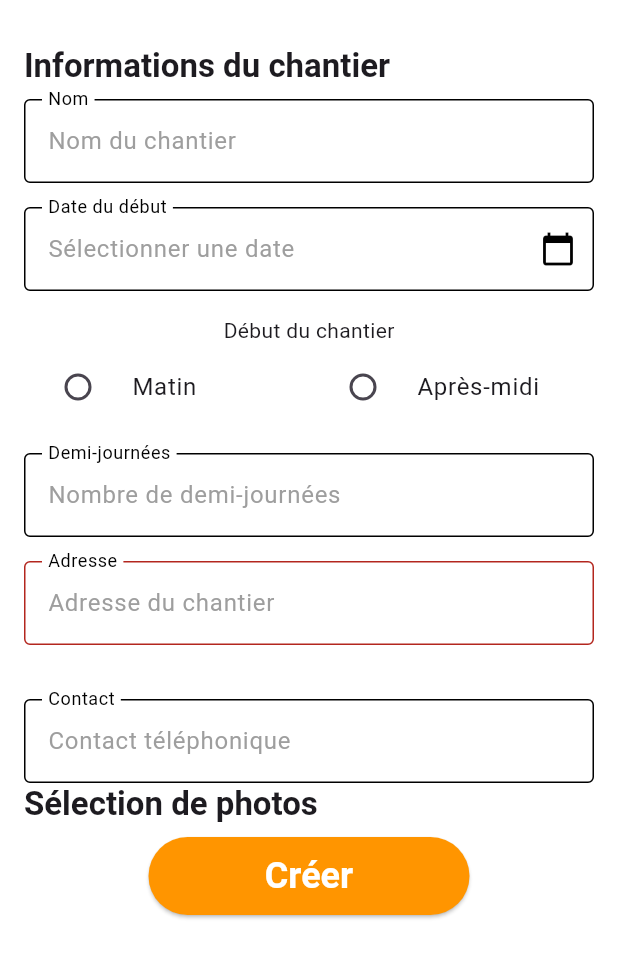
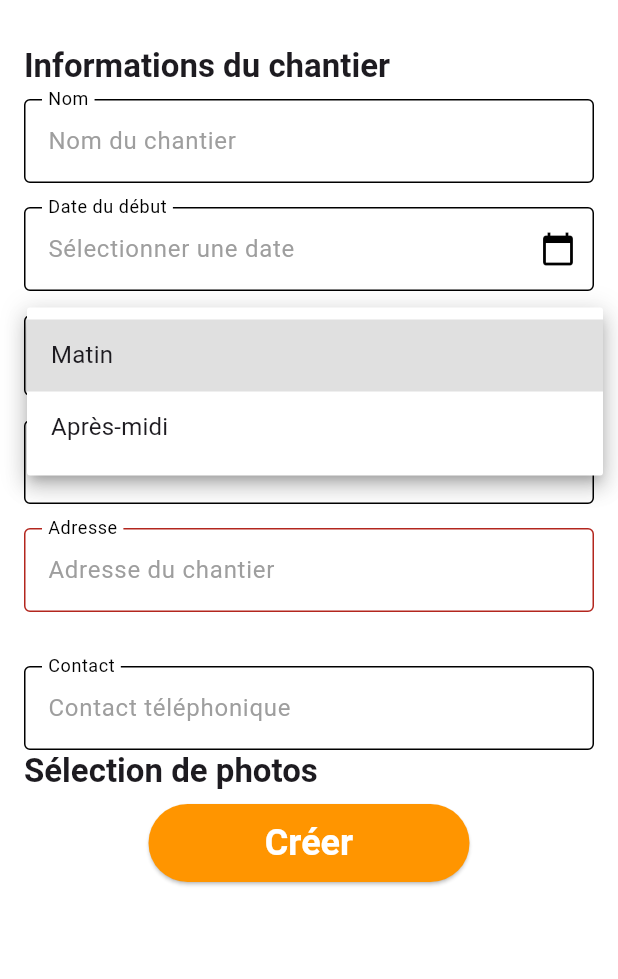
Before and after one commit to MATGILL/Chantier-Plus, a Flutter app: the NewConstructionSitePage screen opened directly, after a tap on "Matin", on a phone screen of 412 x 824 dp, the part 63-1042 px from its top. Run offline on Flutter 3.47's test engine with Material 3 defaults, Android fonts, the phone set to English and light mode, and no system bars; our stand-ins replace cloud_firestore, dotted_border, equatable, firebase_auth, firebase_core, firebase_storage and 3 more; accounts and stored records are empty.

Commit message:
:poop: feat : sélection (matin/soir) création d'un chantier

```diff
--- a/lib/common/widgets/inputs/custom_drop_down_menu.dart
+++ b/lib/common/widgets/inputs/custom_drop_down_menu.dart
@@ -1,5 +1,7 @@
+import 'package:chantier_plus/core/configs/theme/app_colors.dart';
+import 'package:flutter/material.dart';
+import 'package:chantier_plus/features/resource_mangement/domain/entities/half_day.dart';
 import 'package:chantier_plus/features/resource_mangement/domain/entities/resource_type.dart';
-import 'package:flutter/material.dart';
 
 class CustomDropdownMenu<T> extends StatelessWidget {
   final String labelText;
@@ -29,9 +31,8 @@ class CustomDropdownMenu<T> extends StatelessWidget {
         labelStyle: const TextStyle(
           color: Colors.black,
         ),
-        hintStyle: const TextStyle(
-          color: Colors.grey,
-        ),
+        hintStyle:
+            const TextStyle(color: Colors.grey, fontWeight: FontWeight.normal),
         filled: true,
         fillColor: Colors.white,
         border: const OutlineInputBorder(
@@ -50,19 +51,25 @@ class CustomDropdownMenu<T> extends StatelessWidget {
           ),
         ),
         floatingLabelBehavior: FloatingLabelBehavior.always,
+        contentPadding: const EdgeInsets.only(top: 6, left: 14, right: 14),
       ),
       child: DropdownButtonHideUnderline(
         child: DropdownButton<T>(
+          dropdownColor: AppColors.lightBackground,
           onChanged: onChanged,
           hint: Text(hintText),
-          isExpanded: true,
           value: value,
           items: items.map<DropdownMenuItem<T>>((T value) {
             return DropdownMenuItem<T>(
               value: value,
-              child: Text(value.runtimeType == ResourceType
-                  ? (value as ResourceType).displayName
-                  : value.toString()),
+              child: Text(
+                value.runtimeType == ResourceType
+                    ? (value as ResourceType).displayName
+                    : value.runtimeType == HalfDay
+                        ? (value as HalfDay).displayName
+                        : value.toString(),
+                style: const TextStyle(fontWeight: FontWeight.normal),
+              ),
             );
           }).toList(),
         ),
--- a/lib/features/construction_site management/presentation/bloc/new_construction_site_bloc/new_construction_site_bloc.dart
+++ b/lib/features/construction_site management/presentation/bloc/new_construction_site_bloc/new_construction_site_bloc.dart
@@ -37,6 +37,7 @@ class NewConstructionBloc
     on<NumberHalfDayChanged>(_onNumberHalfDayChanged);
     on<ContactChanged>(_onContactChanged);
     on<DateChanged>(_onDateChanged);
+    on<HalfDayChanged>(_onHalfDayChanged);
 
     //Submit
     on<SubmitConstructionSite>(_onSubmit);
@@ -74,6 +75,16 @@ class NewConstructionBloc
 
     emit(state.copyWith(
       constructionSite: state.constructionSite.copyWith(clientContact: contact),
+    ));
+  }
+
+  void _onHalfDayChanged(
+      HalfDayChanged event, Emitter<NewConstructionState> emit) {
+    final halfDay = event.halfDay;
+
+    emit(state.copyWith(
+      constructionSite:
+          state.constructionSite.copyWith(halfDayStarting: halfDay),
     ));
   }
 
--- a/lib/features/construction_site management/presentation/bloc/new_construction_site_bloc/new_construction_site_event.dart
+++ b/lib/features/construction_site management/presentation/bloc/new_construction_site_bloc/new_construction_site_event.dart
@@ -44,6 +44,15 @@ class DateChanged extends NewConstructionEvent {
   List<Object?> get props => [date];
 }
 
+class HalfDayChanged extends NewConstructionEvent {
+  final HalfDay halfDay;
+
+  const HalfDayChanged(this.halfDay);
+
+  @override
+  List<Object?> get props => [halfDay];
+}
+
 //Photo sélection
 class PickPhotoFromCamera extends NewConstructionEvent {}
 
--- a/lib/features/construction_site management/presentation/pages/new_construction_site_screen.dart
+++ b/lib/features/construction_site management/presentation/pages/new_construction_site_screen.dart
@@ -1,7 +1,5 @@
 import 'package:chantier_plus/features/construction_site%20management/presentation/bloc/new_construction_site_bloc/new_construction_site_bloc.dart';
 import 'package:chantier_plus/features/construction_site%20management/presentation/widgets/new_construction_site_step_one.dart';
-import 'package:chantier_plus/features/construction_site%20management/presentation/widgets/new_construction_site_step_three.dart';
-import 'package:chantier_plus/features/construction_site%20management/presentation/widgets/new_construction_site_step_two.dart';
 import 'package:flutter/material.dart';
 import 'package:flutter_bloc/flutter_bloc.dart';
 
--- a/lib/features/construction_site management/presentation/widgets/new_construction_site_step_one.dart
+++ b/lib/features/construction_site management/presentation/widgets/new_construction_site_step_one.dart
@@ -1,4 +1,5 @@
 import 'package:chantier_plus/common/widgets/inputs/custom_date_picker.dart';
+import 'package:chantier_plus/common/widgets/inputs/custom_drop_down_menu.dart';
 import 'package:chantier_plus/common/widgets/inputs/custom_text_field.dart';
 import 'package:chantier_plus/features/construction_site%20management/presentation/bloc/new_construction_site_bloc/new_construction_site_bloc.dart';
 import 'package:chantier_plus/features/resource_mangement/domain/entities/half_day.dart';
@@ -38,26 +39,14 @@ class NewConstructionSiteStepOne extends StatelessWidget {
           const SizedBox(height: 16),
 
           // Matin ou Soir
-          const Text("Début du chantier"),
-          Row(
-            children: [
-              Expanded(
-                child: RadioListTile(
-                  title: const Text("Matin"),
-                  value: HalfDay.morning,
-                  groupValue: null, // Bloc gérera la sélection
-                  onChanged: (_) {},
-                ),
-              ),
-              Expanded(
-                child: RadioListTile(
-                  title: const Text("Après-midi"),
-                  value: HalfDay.afternoon,
-                  groupValue: null, // Bloc gérera la sélection
-                  onChanged: (_) {},
-                ),
-              ),
-            ],
+          CustomDropdownMenu<HalfDay>(
+            labelText: "Type",
+            hintText: "type de ressource",
+            value: state.constructionSite.halfDayStarting,
+            items: HalfDay.values,
+            onChanged: (value) {
+              context.read<NewConstructionBloc>().add(HalfDayChanged(value!));
+            },
           ),
           const SizedBox(height: 16),
 
--- a/lib/features/resource_mangement/domain/entities/half_day.dart
+++ b/lib/features/resource_mangement/domain/entities/half_day.dart
@@ -21,4 +21,15 @@ extension HalfDayExtension on HalfDay {
         return 'AFTERNOON';
     }
   }
+
+  String get displayName {
+    switch (this) {
+      case HalfDay.morning:
+        return "Matin";
+      case HalfDay.afternoon:
+        return "Après-midi";
+      default:
+        return '';
+    }
+  }
 }
```
